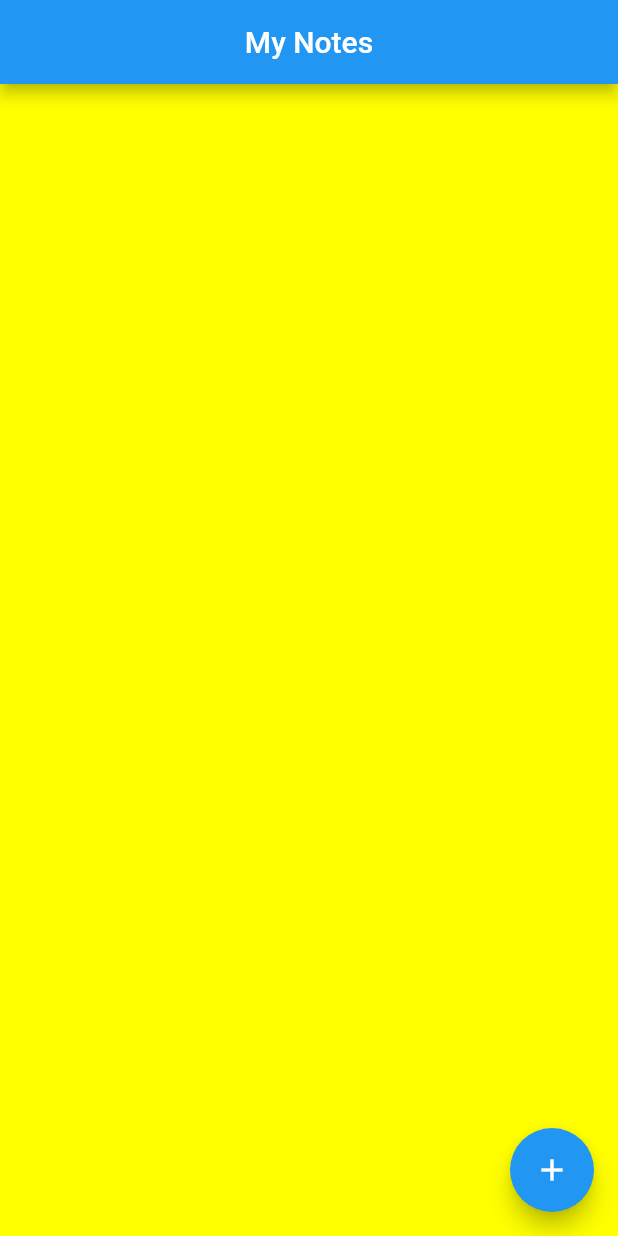
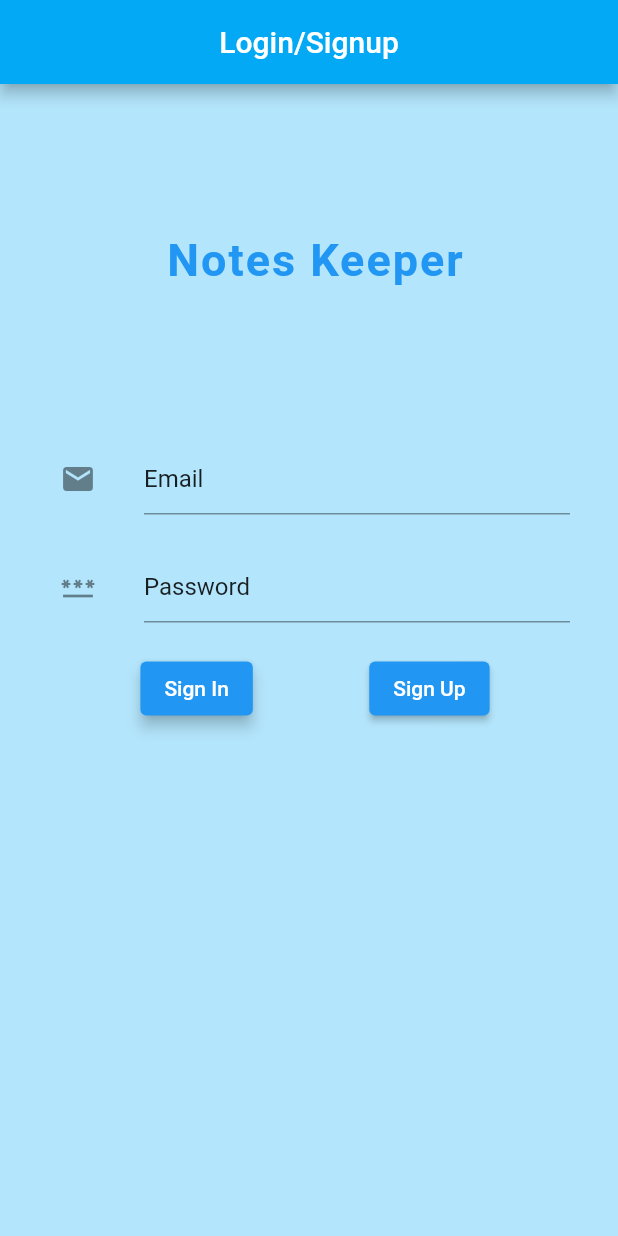
Before and after one commit to abhay1704/notes_keeper, a Flutter app: the screen it shows after launch, on a phone screen of 412 x 824 dp. Run offline on Flutter 3.47's test engine with Material 2 defaults, Android fonts, the phone set to English and light mode, and no system bars; our stand-ins replace cloud_firestore, firebase_auth, firebase_core, flutter_slidable; accounts and stored records are empty.

```diff
--- a/lib/edit_notes.dart
+++ b/lib/edit_notes.dart
@@ -5,9 +5,10 @@ import 'dart:math' as math;
 
 class EditNotes extends StatelessWidget {
   final String id;
+  final String uid;
   final String title;
   final String details;
-  EditNotes({required this.id,required this.title,required this.details,});
+  EditNotes({required this.uid,required this.id,required this.title,required this.details,});
 
   final _formKey = GlobalKey<FormState>();
 
@@ -19,7 +20,7 @@ class EditNotes extends StatelessWidget {
   Future<void>updateList(BuildContext context)
   async {
     try {
-      await FirebaseFirestore.instance.collection('notes').doc(id).update({
+      await FirebaseFirestore.instance.collection('notes').doc(uid).collection('UserNotes').doc(id).update({
         "title":titleeditcontroller.value.text,
         "details": detailseditcontroller.value.text
       });
--- /dev/null
+++ b/lib/login_Screen.dart
@@ -0,0 +1,164 @@
+import 'package:flutter/material.dart';
+import 'package:firebase_auth/firebase_auth.dart';
+import 'package:cloud_firestore/cloud_firestore.dart';
+import 'home.dart';
+
+class AuthScreen extends StatefulWidget {
+  const AuthScreen({Key? key}) : super(key: key);
+
+  @override
+  State<AuthScreen> createState() => _AuthScreenState();
+}
+
+class _AuthScreenState extends State<AuthScreen> {
+  final _formKey = GlobalKey<FormState>();
+
+  final emailController = TextEditingController(text: 'Email');
+
+  final passwordController = TextEditingController(text: 'Password');
+
+  final FirebaseAuth _auth = FirebaseAuth.instance;
+  late String uid;
+
+  Future<void>SignIn(BuildContext context) async {
+    try {
+      await _auth.signInWithEmailAndPassword(
+          email: emailController.text, password: passwordController.text).then((value)
+      {
+    if(emailController.value != null && value.user! != null){
+     uid = value.user!.uid.toString();
+    Navigator.pushReplacement(context, MaterialPageRoute(
+        builder: (context) => (notes_home(uid: uid)))
+    );
+
+    } else {
+    throw Error();
+    }; }
+      );} catch(e) {
+      setState(() {
+        print(e.toString());
+        emailController.text='Email';
+        passwordController.text='Password';
+      });
+    }
+  }
+
+  Future<void>SignUp(BuildContext context) async {
+    try {
+      await _auth.createUserWithEmailAndPassword(
+          email: emailController.text, password: passwordController.text).then((value)
+      {
+        if(value!=null && value.user! != null){
+          uid = value.user!.uid.toString();
+          FirebaseFirestore.instance.collection('notes').doc(uid).
+          set({"email": emailController.text});//created new document
+           FirebaseFirestore.instance.collection('notes').doc(uid).collection('UserNotes')
+              .doc().set({
+            'title':"to do's",
+             'details':"go on edit section to write here",
+          });//Started sub collection "UserData" in newly created doc
+
+          Navigator.pushReplacement(context, MaterialPageRoute(
+              builder: (context) => (notes_home(uid: uid)))
+          );
+        } else {
+          throw Error();
+
+        }; }
+      );} catch(e) {
+     setState(() {
+       print(e.toString());
+       emailController.text='Email';
+       passwordController.text='Password';
+     });
+    }
+
+  }
+
+  @override
+  Widget build(BuildContext context) {
+    return Scaffold(
+      appBar: AppBar(
+        title: const Text('Login/Signup'),
+        centerTitle: true,
+        backgroundColor: Colors.lightBlue[500],
+      ),
+      body: SingleChildScrollView(
+        child: Padding(
+          padding: const EdgeInsets.fromLTRB(16.0, 100.0, 8.0, 16.0),
+          child: Form(
+            key: _formKey,
+            child: Column(
+              children: [
+                      const Text('Notes Keeper',
+                      style: const TextStyle(
+                        color: Colors.blue,
+                        letterSpacing: 1.3,
+                        fontSize: 30,
+                        fontWeight: FontWeight.bold,
+                      ),
+                      ),
+                    Padding(
+                      padding: const EdgeInsets.fromLTRB(8.0, 100.0, 8.0, 16.0),
+                      child: ListTile(
+                        leading: const Icon(Icons.email),
+                        title: TextFormField(
+                          keyboardType: TextInputType.emailAddress,
+                          controller: emailController,
+                          validator: (value) {
+                            if (value == null || value.isEmpty) {
+                              return 'Enter email';
+                            }
+                            return null;
+                          } ,
+                        ),
+                      ),
+                    ),
+
+                    Padding(
+                      padding: const EdgeInsets.fromLTRB(8.0, 0.0, 8.0, 16.0),
+                      child: ListTile(
+                        leading: const Icon(Icons.password_sharp),
+                        title: TextFormField(
+                          controller: passwordController,
+                          keyboardType: TextInputType.visiblePassword,
+                          validator: (value) {
+                            if (value == null || value.isEmpty ) {
+                              return 'Enter password';
+                            }
+                            return null;
+                          },
+                        ),
+                      ),
+                    ),
+
+              Row(
+                mainAxisAlignment: MainAxisAlignment.spaceEvenly,
+                children: [
+                  ElevatedButton(
+                      onPressed: () {
+                        if (_formKey.currentState!.validate()) {
+                          SignIn(context);
+                        }
+                      },
+                       child: const Text('Sign In'),
+                      autofocus: true,
+                  ),
+                  ElevatedButton(onPressed: () {
+                    if (_formKey.currentState!.validate()) {
+                      SignUp(context); } },
+                    child: const Text('Sign Up'),
+                    autofocus: true,
+                  ),
+                ],
+              )
+              ],
+            ),
+          ),
+        ),
+      ),
+      backgroundColor: Colors.lightBlue[100],
+      resizeToAvoidBottomInset: true,
+    );
+  }
+}
--- a/lib/main.dart
+++ b/lib/main.dart
@@ -1,7 +1,7 @@
 import 'package:flutter/material.dart';
-import 'home.dart';
+//import 'home.dart';
 import 'package:firebase_core/firebase_core.dart';
-
+import 'login_Screen.dart';
 
 Future<void> main() async {
   WidgetsFlutterBinding.ensureInitialized();
@@ -15,7 +15,7 @@ class notes_maker extends StatelessWidget {
   @override
   Widget build(BuildContext context) {
     return MaterialApp(
-      home: notes_home(),
+      home: AuthScreen(),
     );
   }
 }
--- a/lib/note_details.dart
+++ b/lib/note_details.dart
@@ -29,6 +29,7 @@ class _NoteDetailState extends State<NoteDetail> {
               textScaleFactor: 2,
               style: TextStyle(
                 fontStyle: FontStyle.italic,
+                fontWeight: FontWeight.w700,
                 color: Color((math.Random().nextDouble() * 0x00FF00).toInt())
                     .withAlpha(0xff).withOpacity(1.0),
               ),
@@ -38,7 +39,7 @@ class _NoteDetailState extends State<NoteDetail> {
           ),
         ),
         color: Color((math.Random().nextDouble() * 0x00FF00).toInt())
-       .withOpacity(0.4),
+       .withOpacity(0.3),
       ),
     );
   }
--- a/pubspec.yaml
+++ b/pubspec.yaml
@@ -38,6 +38,7 @@ dependencies:
   firebase_database: ^9.0.8
   cloud_firestore: ^3.1.10
   flutter_slidable: ^1.2.0
+  firebase_auth: ^3.3.12
 
 
 dev_dependencies:
```
Also changed, not shown: lib/add_note.dart (+5 -4 lines), lib/home.dart (+15 -8 lines), pubspec.lock, 5 other files.
